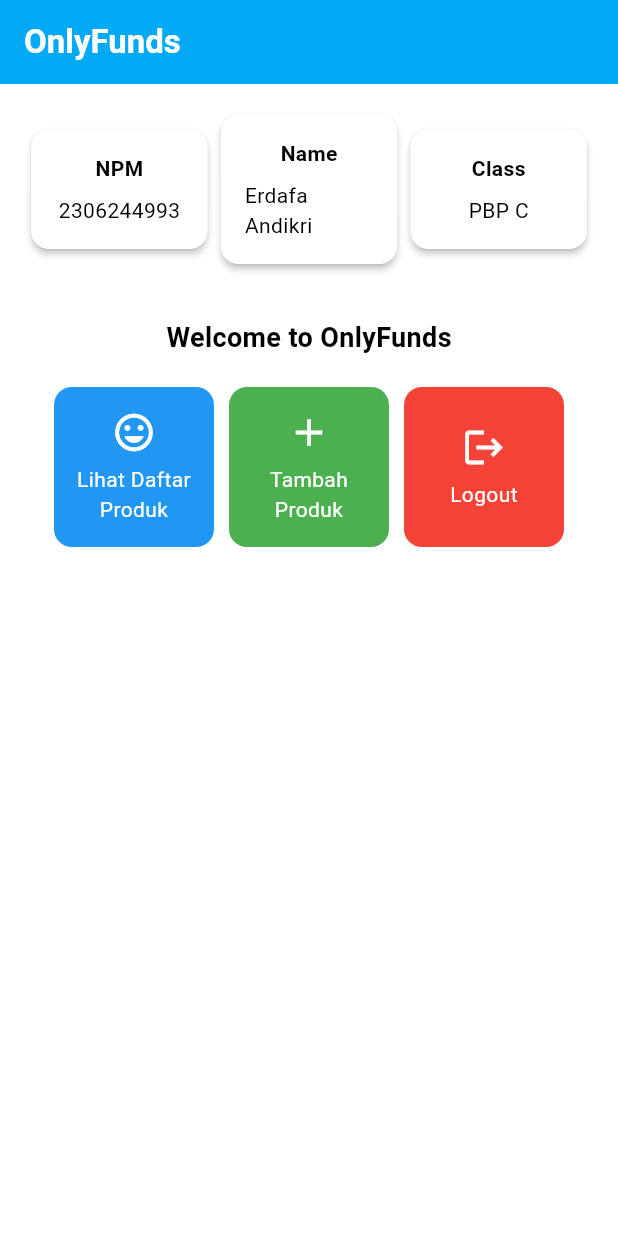
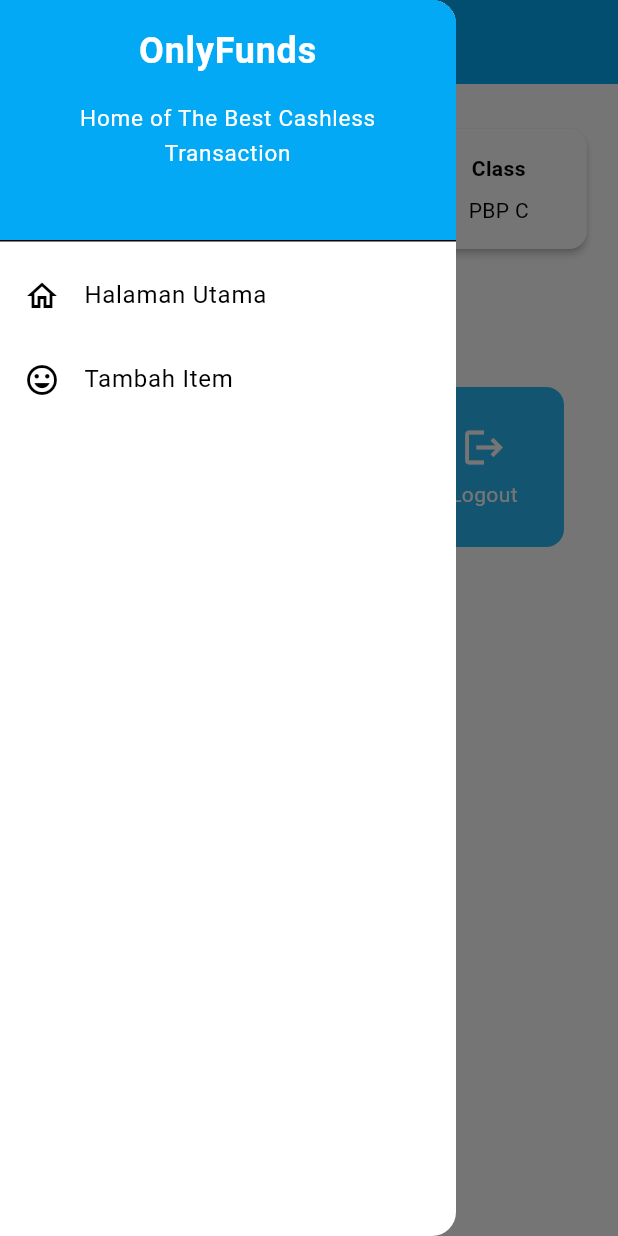
Before and after one commit to dafandikri/onlyfunds-mobile, a Flutter app: the screen it shows after launch, with the side drawer open (before the commit the screen has no drawer), on a phone screen of 412 x 824 dp. Run offline on Flutter 3.47's test engine with Material 3 defaults, Android fonts, the phone set to English and light mode, and no system bars.

Commit message:
Add ItemCard and LeftDrawer widgets, refactor main.dart and menu structure

```diff
--- a/lib/main.dart
+++ b/lib/main.dart
@@ -1,5 +1,5 @@
 import 'package:flutter/material.dart';
-import 'package:onlyfunds/menu.dart';
+import 'package:onlyfunds/screens/menu.dart';
 
 void main() {
   runApp(const MyApp());
--- a/lib/menu.dart
+++ b/lib/screens/menu.dart
@@ -1,25 +1,28 @@
 import 'package:flutter/material.dart';
+import 'package:onlyfunds/widgets/left_drawer.dart';
+import 'package:onlyfunds/widgets/item_card.dart';
 
-class MyHomePage extends StatelessWidget  {
+class MyHomePage extends StatelessWidget {
+  final String npm = '2306244993'; // NPM
+  final String name = 'Erdafa Andikri'; // Nama
+  final String className = 'PBP C'; // Kelas
+
+  final List<ItemHomepage> items = [
+    ItemHomepage("Lihat Daftar Produk", Icons.mood),
+    ItemHomepage("Tambah Produk", Icons.add),
+    ItemHomepage("Logout", Icons.logout),
+  ];
+
   MyHomePage({super.key});
 
-  final String npm = '2306244993';
-  final String name = 'Erdafa Andikri';
-  final String className = 'PBP C';
-
-  final List<ItemHomepage> items = [
-    ItemHomepage("Lihat Daftar Produk", Icons.mood, Colors.blue),
-    ItemHomepage("Tambah Produk", Icons.add, Colors.green),
-    ItemHomepage("Logout", Icons.logout, Colors.red),
-  ];
-
+  // This widget is the root of your application.
   @override
   Widget build(BuildContext context) {
     // Scaffold menyediakan struktur dasar halaman dengan AppBar dan body.
     return Scaffold(
       // AppBar adalah bagian atas halaman yang menampilkan judul.
       appBar: AppBar(
-        // Judul aplikasi "Mental Health Tracker" dengan teks putih dan tebal.
+        // Judul aplikasi "OnlyFunds" dengan teks putih dan tebal.
         title: const Text(
           'OnlyFunds',
           style: TextStyle(
@@ -29,6 +32,7 @@ class MyHomePage extends StatelessWidget  {
         ),
         // Warna latar belakang AppBar diambil dari skema warna tema aplikasi.
         backgroundColor: Theme.of(context).colorScheme.primary,
+        iconTheme: const IconThemeData(color: Colors.white),
       ),
       // Body halaman dengan padding di sekelilingnya.
       body: Padding(
@@ -89,14 +93,16 @@ class MyHomePage extends StatelessWidget  {
           ],
         ),
       ),
+      drawer: const LeftDrawer(),
     );
   }
 }
+
 class InfoCard extends StatelessWidget {
   // Kartu informasi yang menampilkan title dan content.
 
-  final String title;  // Judul kartu.
-  final String content;  // Isi kartu.
+  final String title; // Judul kartu.
+  final String content; // Isi kartu.
 
   const InfoCard({super.key, required this.title, required this.content});
 
@@ -107,7 +113,8 @@ class InfoCard extends StatelessWidget {
       elevation: 2.0,
       child: Container(
         // Mengatur ukuran dan jarak di dalam kartu.
-        width: MediaQuery.of(context).size.width / 3.5, // menyesuaikan dengan lebar device yang digunakan.
+        width: MediaQuery.of(context).size.width /
+            3.5, // menyesuaikan dengan lebar device yang digunakan.
         padding: const EdgeInsets.all(16.0),
         // Menyusun title dan content secara vertikal.
         child: Column(
@@ -124,64 +131,3 @@ class InfoCard extends StatelessWidget {
     );
   }
 }
-class ItemHomepage {
-  final String name;
-  final IconData icon;
-  final Color color;
-
-  ItemHomepage(this.name, this.icon, this.color);
-}
-
-class ItemCard extends StatelessWidget {
-  // Menampilkan kartu dengan ikon dan nama.
-
-  final ItemHomepage item;
-
-  const ItemCard(this.item, {super.key});
-
-  @override
-  Widget build(BuildContext context) {
-    return Material(
-      // Menentukan warna latar belakang dari item.
-      color: item.color,
-      // Membuat sudut kartu melengkung.
-      borderRadius: BorderRadius.circular(12),
-
-      child: InkWell(
-        // Aksi ketika kartu ditekan.
-        onTap: () {
-          // Menampilkan pesan SnackBar saat kartu ditekan.
-          ScaffoldMessenger.of(context)
-            ..hideCurrentSnackBar()
-            ..showSnackBar(
-                SnackBar(content: Text("Kamu telah menekan tombol ${item.name}!"))
-            );
-        },
-        // Container untuk menyimpan Icon dan Text
-        child: Container(
-          padding: const EdgeInsets.all(8),
-          child: Center(
-            child: Column(
-              // Menyusun ikon dan teks di tengah kartu.
-              mainAxisAlignment: MainAxisAlignment.center,
-              children: [
-                Icon(
-                  item.icon,
-                  color: Colors.white,
-                  size: 30.0,
-                ),
-                const Padding(padding: EdgeInsets.all(3)),
-                Text(
-                  item.name,
-                  textAlign: TextAlign.center,
-                  style: const TextStyle(color: Colors.white),
-                ),
-              ],
-            ),
-          ),
-        ),
-      ),
-    );
-  }
-
-}
--- /dev/null
+++ b/lib/widgets/item_card.dart
@@ -0,0 +1,68 @@
+import 'package:flutter/material.dart';
+import 'package:onlyfunds/screens/itementry_form.dart';
+
+class ItemHomepage {
+  final String name;
+  final IconData icon;
+
+  ItemHomepage(this.name, this.icon);
+}
+
+class ItemCard extends StatelessWidget {
+  // Menampilkan kartu dengan ikon dan nama.
+
+  final ItemHomepage item;
+
+  const ItemCard(this.item, {super.key});
+
+  @override
+  Widget build(BuildContext context) {
+    return Material(
+      // Menentukan warna latar belakang dari tema aplikasi.
+      color: Theme.of(context).colorScheme.secondary,
+      // Membuat sudut kartu melengkung.
+      borderRadius: BorderRadius.circular(12),
+
+      child: InkWell(
+        // Aksi ketika kartu ditekan.
+        onTap: () {
+          // Menampilkan pesan SnackBar saat kartu ditekan.
+          ScaffoldMessenger.of(context)
+            ..hideCurrentSnackBar()
+            ..showSnackBar(SnackBar(
+                content: Text("Kamu telah menekan tombol ${item.name}!")));
+          // Navigate ke route yang sesuai (tergantung jenis tombol)
+          if (item.name == "Tambah Item") {
+            Navigator.push(
+                context,
+                MaterialPageRoute(
+                    builder: (context) => const ItemEntryFormPage()));
+          }
+        },
+        // Container untuk menyimpan Icon dan Text
+        child: Container(
+          padding: const EdgeInsets.all(8),
+          child: Center(
+            child: Column(
+              // Menyusun ikon dan teks di tengah kartu.
+              mainAxisAlignment: MainAxisAlignment.center,
+              children: [
+                Icon(
+                  item.icon,
+                  color: Colors.white,
+                  size: 30.0,
+                ),
+                const Padding(padding: EdgeInsets.all(3)),
+                Text(
+                  item.name,
+                  textAlign: TextAlign.center,
+                  style: const TextStyle(color: Colors.white),
+                ),
+              ],
+            ),
+          ),
+        ),
+      ),
+    );
+  }
+}
--- /dev/null
+++ b/lib/widgets/left_drawer.dart
@@ -0,0 +1,69 @@
+import 'package:flutter/material.dart';
+import 'package:onlyfunds/screens/menu.dart';
+import 'package:onlyfunds/screens/itementry_form.dart';
+
+class LeftDrawer extends StatelessWidget {
+  const LeftDrawer({super.key});
+
+  @override
+  Widget build(BuildContext context) {
+    return Drawer(
+      child: ListView(
+        children: [
+          DrawerHeader(
+            decoration: BoxDecoration(
+              color: Theme.of(context).colorScheme.primary,
+            ),
+            child: const Column(
+              children: [
+                Text(
+                  'OnlyFunds',
+                  textAlign: TextAlign.center,
+                  style: TextStyle(
+                    fontSize: 24,
+                    fontWeight: FontWeight.bold,
+                    color: Colors.white,
+                  ),
+                ),
+                Padding(padding: EdgeInsets.all(8)),
+                Text(
+                  "Home of The Best Cashless Transaction",
+                  textAlign: TextAlign.center,
+                  style: TextStyle(
+                    fontSize: 15,
+                    fontWeight: FontWeight.normal,
+                    color: Colors.white,
+                  ),
+                ),
+              ],
+            ),
+          ),
+          ListTile(
+            leading: const Icon(Icons.home_outlined),
+            title: const Text('Halaman Utama'),
+            // Bagian redirection ke MyHomePage
+            onTap: () {
+              Navigator.pushReplacement(
+                  context,
+                  MaterialPageRoute(
+                    builder: (context) => MyHomePage(),
+                  ));
+            },
+          ),
+          ListTile(
+            leading: const Icon(Icons.mood),
+            title: const Text('Tambah Item'),
+            // Bagian redirection ke ItemEntryFormPage
+            onTap: () {
+              Navigator.pushReplacement(
+                  context,
+                  MaterialPageRoute(
+                    builder: (context) => const ItemEntryFormPage(),
+                  ));
+            },
+          ),
+        ],
+      ),
+    );
+  }
+}
```
Also changed, not shown: lib/screens/itementry_form.dart (added, +160 -0 lines).
